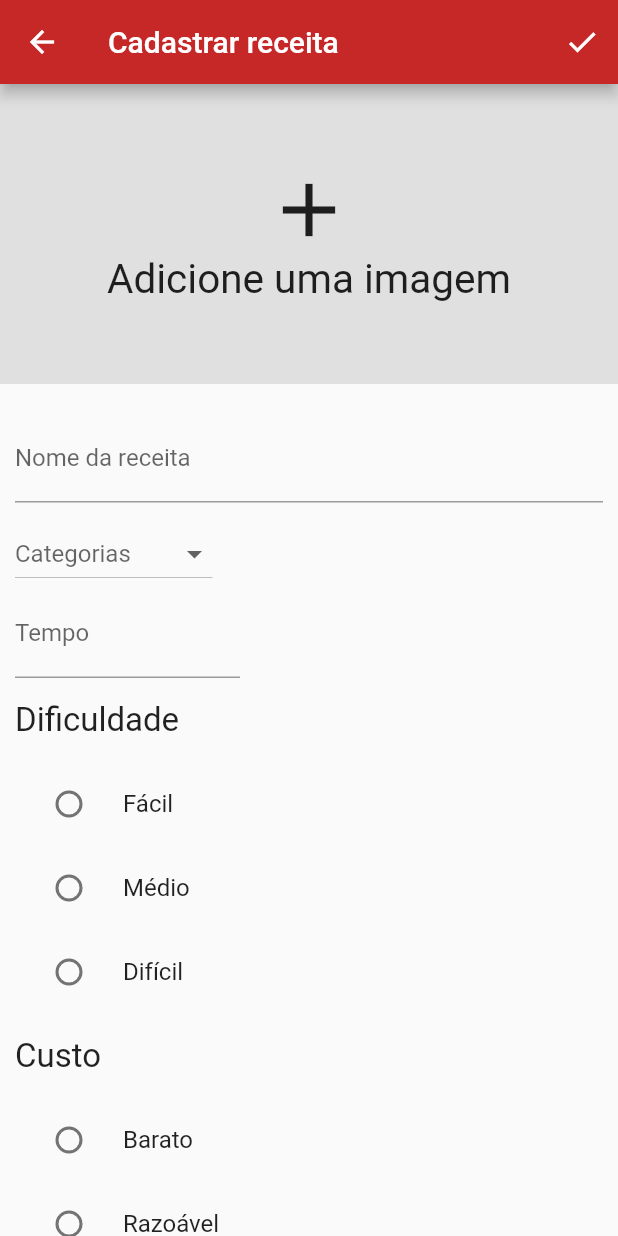
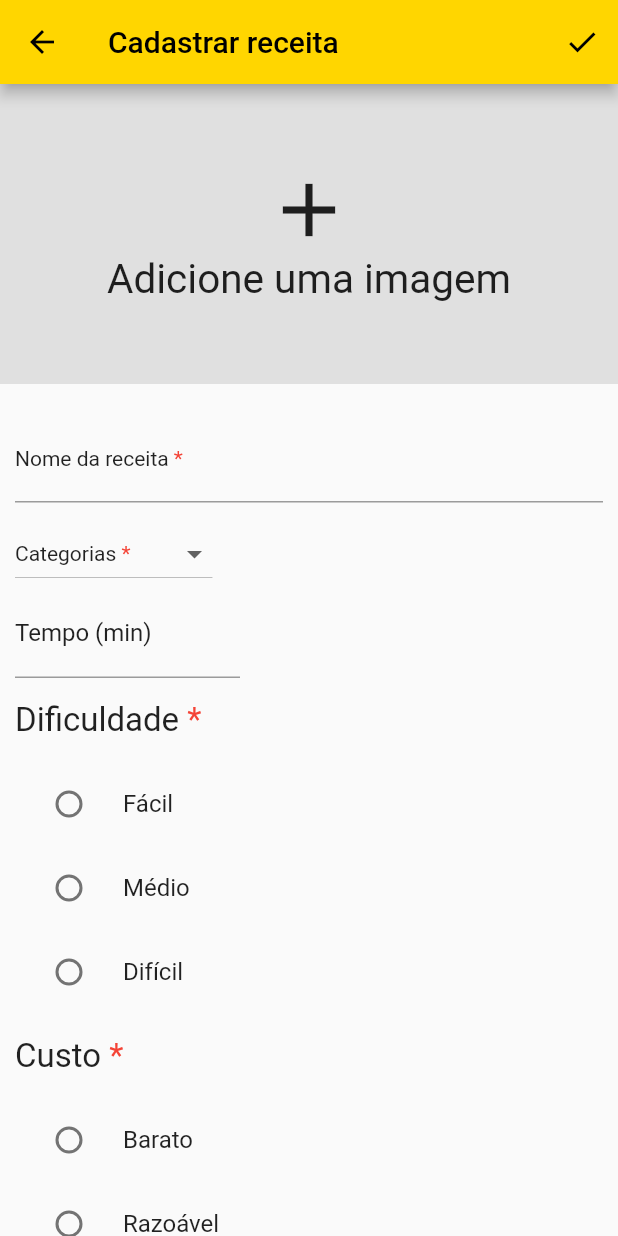
Before and after one commit to DarlanCapistrano/recipe_form_app, a Flutter app: the RegistrationPage screen opened directly, on a phone screen of 412 x 824 dp. Run offline on Flutter 3.47's test engine with Material 2 defaults, Android fonts, the phone set to English and light mode, and no system bars; our stand-ins replace image_picker, rxdart.

Commit message:
changed name of project

```diff
--- a/lib/main.dart
+++ b/lib/main.dart
@@ -1,5 +1,5 @@
 import 'package:flutter/material.dart';
-import 'package:state_management_with_rxdart/main_app.dart';
+import 'package:recipe_form_app/main_app.dart';
 
 void main() {
   runApp(const MainApp());
--- a/lib/main_app.dart
+++ b/lib/main_app.dart
@@ -1,5 +1,5 @@
 import 'package:flutter/material.dart';
-import 'package:state_management_with_rxdart/recipes/ui/recipes_page.dart';
+import 'package:recipe_form_app/recipes/ui/recipes_page.dart';
 
 class MainApp extends StatefulWidget {
   const MainApp({ Key? key }) : super(key: key);
--- a/lib/recipes/recipes_controller.dart
+++ b/lib/recipes/recipes_controller.dart
@@ -1,7 +1,7 @@
 import 'package:flutter/material.dart';
 import 'package:rxdart/subjects.dart';
-import 'package:state_management_with_rxdart/registration/registration_model.dart';
-import 'package:state_management_with_rxdart/registration/ui/registration_page.dart';
+import 'package:recipe_form_app/registration/registration_model.dart';
+import 'package:recipe_form_app/registration/ui/registration_page.dart';
 
 class RecipesController {
   final controllerRecipes = BehaviorSubject<List<Recipe>>();
@@ -15,6 +15,7 @@ class RecipesController {
     if(recipe != null){
       var recipes = controllerRecipes.stream.value;
       recipes.add(recipe);
+
       controllerRecipes.sink.add(recipes);
     }
   }
--- a/lib/registration/ui/registration_page.dart
+++ b/lib/registration/ui/registration_page.dart
@@ -1,10 +1,10 @@
 import 'dart:io';
 import 'package:flutter/material.dart';
 import 'package:flutter/services.dart';
-import 'package:state_management_with_rxdart/enums.dart';
-import 'package:state_management_with_rxdart/extensions.dart';
-import 'package:state_management_with_rxdart/registration/registration_controller.dart';
-import 'package:state_management_with_rxdart/registration/registration_model.dart';
+import 'package:recipe_form_app/enums.dart';
+import 'package:recipe_form_app/extensions.dart';
+import 'package:recipe_form_app/registration/registration_controller.dart';
+import 'package:recipe_form_app/registration/registration_model.dart';
 
 class RegistrationPage extends StatefulWidget {
   const RegistrationPage({Key? key}) : super(key: key);
@@ -25,13 +25,23 @@ class _RegistrationPageState extends State<RegistrationPage> {
 
   @override
   Widget build(BuildContext context) {
-    return Scaffold(
-      appBar: AppBar(
-        backgroundColor: Colors.red[800],
-        actions: [IconButton(onPressed: () => _registrationController.finishFormRegistration(context), icon: const Icon(Icons.check))],
-        title: const Text("Cadastrar receita"),
+    return Theme(
+      data: ThemeData(
+      inputDecorationTheme: InputDecorationTheme(
+        labelStyle: const TextStyle(color: Colors.black87),
+        focusedBorder: UnderlineInputBorder(borderSide: BorderSide(color: Colors.yellow[700]!)),
       ),
-      body: streamFormRegistration(),
+      textSelectionTheme: TextSelectionThemeData(cursorColor: Colors.yellow[700]),
+      ),
+      child: Scaffold(
+        appBar: AppBar(
+          foregroundColor: Colors.black,
+          backgroundColor: Colors.yellowAccent[700],
+          actions: [IconButton(onPressed: () => _registrationController.finishFormRegistration(context), icon: const Icon(Icons.check))],
+          title: const Text("Cadastrar receita"),
+        ),
+        body: streamFormRegistration(),
+      ),
     );
   }
 
@@ -103,14 +113,32 @@ class _RegistrationPageState extends State<RegistrationPage> {
 
   Widget textFieldMealItem(Recipe form){
     return TextField(
-      decoration: const InputDecoration(labelText: "Nome da receita"),
+      decoration: InputDecoration(
+        label: RichText(
+          overflow: TextOverflow.ellipsis,
+          text: const TextSpan(
+            children: [
+              TextSpan(text: "Nome da receita", style: TextStyle(color: Colors.black87)),
+              TextSpan(text: " *", style: TextStyle(color: Colors.red)),
+            ]
+          ),
+        ),
+      ),
       onChanged: (text) => _registrationController.updateMealName(form, text),
     );
   }
 
   Widget dropDownCategoryItem(Recipe form){
     return DropdownButton<String>(
-      hint: Text(form.category ?? "Categorias"),
+      hint: RichText(
+        text: TextSpan(
+          children: [
+            TextSpan(text: form.category ?? "Categorias", style: const TextStyle(color: Colors.black87)),
+            const TextSpan(text: " *", style: TextStyle(color: Colors.red)),
+          ]
+        ),
+      ),
+      // hint: Text(form.category ?? "Categorias"),
       items: categoryTypesList.map((name) => DropdownMenuItem(child: Text(name), value: name)).toList(),
       onChanged: (newCategory) => _registrationController.updateCategory(form, newCategory),
     );
@@ -123,8 +151,8 @@ class _RegistrationPageState extends State<RegistrationPage> {
         key: _registrationController.formKey,
         child: TextFormField(
           keyboardType: const TextInputType.numberWithOptions(),
-          inputFormatters: [FilteringTextInputFormatter.deny(RegExp ("[,]"))],
-          decoration: const InputDecoration(labelText: "Tempo", hintText: "ex: 12 min"),
+          inputFormatters: [FilteringTextInputFormatter.deny(RegExp ("[.-]"))],
+          decoration: const InputDecoration(labelText: "Tempo (min)", hintText: "ex: 12 min",),
           onChanged: (text) => _registrationController.updateDuration(form, text),
           validator: (text){
             if(double.tryParse("$text".replaceAll(",", ".")) == null){
@@ -143,7 +171,14 @@ class _RegistrationPageState extends State<RegistrationPage> {
       children: [
         Container(
           margin: const EdgeInsets.symmetric(vertical: 15),
-          child: Text(radioType.name.capitalize(), style: const TextStyle(fontSize: 22)),
+          child: RichText(
+            text: TextSpan(
+              children: [
+                TextSpan(text: radioType.name.capitalize(), style: const TextStyle(color: Colors.black87, fontSize: 22)),
+                const TextSpan(text: " *", style: TextStyle(color: Colors.red, fontSize: 22)),
+              ]
+            ),
+          ),
         ),
         ListView.builder(
           physics: const NeverScrollableScrollPhysics(),
@@ -151,6 +186,7 @@ class _RegistrationPageState extends State<RegistrationPage> {
           itemCount: items.length,
           itemBuilder: (context, index){
             return RadioListTile<String>(
+              activeColor: Colors.yellow[700],
               title: Text(items[index]),
               value: items[index],
               groupValue:  radioType == ItemRegistrationType.dificuldade ? form.difficulty : form.cost,
@@ -194,7 +230,8 @@ class _RegistrationPageState extends State<RegistrationPage> {
                     decoration: InputDecoration(
                       hintText: "Adicionar ingrediente",
                       border: const OutlineInputBorder(),
-                      suffixIcon: IconButton(onPressed: () => _registrationController.addIngredient(form, textController), icon: const Icon(Icons.add)),
+                      focusedBorder: OutlineInputBorder(borderSide: BorderSide(color: Colors.yellowAccent[700]!)),
+                      suffixIcon: IconButton(onPressed: () => _registrationController.addIngredient(form, textController), icon: const Icon(Icons.add, color: Colors.black54)),
                     ),
                     controller: textController,
                   ),
--- a/pubspec.yaml
+++ b/pubspec.yaml
@@ -1,4 +1,4 @@
-name: state_management_with_rxdart
+name: recipe_form_app
 description: A new Flutter project.
 
 publish_to: 'none'
@@ -13,6 +13,7 @@ dependencies:
     sdk: flutter
 
   rxdart: ^0.27.7
+  intl: ^0.18.0
   image_picker: ^0.8.6
   cupertino_icons: ^1.0.2
 
```
Also changed, not shown: lib/recipes/ui/recipes_page.dart (+42 -16 lines), lib/registration/registration_controller.dart (+13 -3 lines), pubspec.lock, 12 other files.
